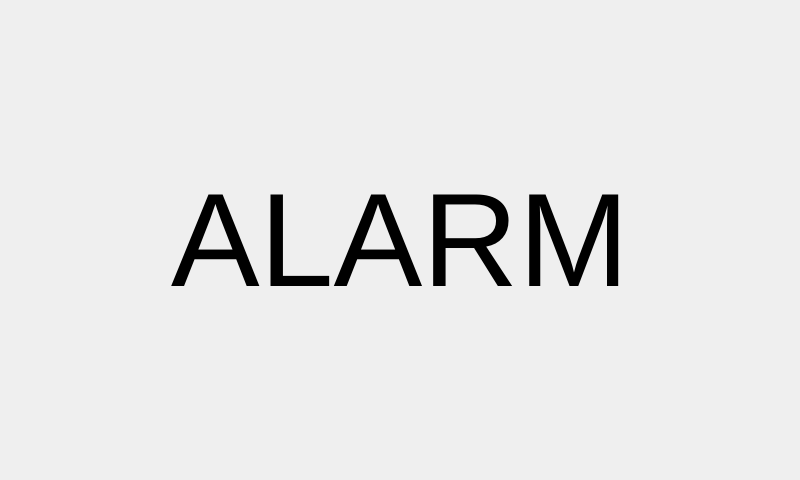
The window that src/App/PiClock/piclockapp.ui (jaa134/PiClock) describes before a commit, drawn with Qt 5.
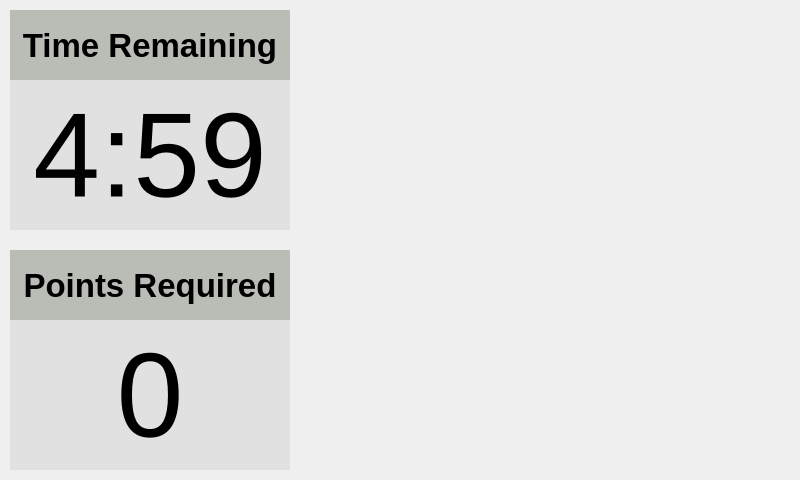
The same window after the commit. The open tabs and pages were chosen to show the change. Custom widgets are drawn as their Qt base class.

Commit message: gets initial game working (math game)

What changed in the file:
```diff
--- a/src/App/PiClock/piclockapp.ui
+++ b/src/App/PiClock/piclockapp.ui
@@ -796,22 +796,115 @@
      </widget>
     </widget>
     <widget class="QWidget" name="alarm">
-     <widget class="QLabel" name="label">
+     <widget class="QStackedWidget" name="games">
       <property name="geometry">
        <rect>
-        <x>0</x>
-        <y>0</y>
-        <width>800</width>
-        <height>480</height>
+        <x>300</x>
+        <y>70</y>
+        <width>500</width>
+        <height>410</height>
        </rect>
       </property>
+     </widget>
+     <widget class="QLabel" name="pointsRequiredLabel">
+      <property name="geometry">
+       <rect>
+        <x>10</x>
+        <y>250</y>
+        <width>280</width>
+        <height>70</height>
+       </rect>
+      </property>
       <property name="font">
        <font>
-        <pointsize>100</pointsize>
+        <pointsize>25</pointsize>
+        <weight>75</weight>
+        <bold>true</bold>
        </font>
       </property>
+      <property name="styleSheet">
+       <string notr="true">background-color: rgb(186, 189, 182);</string>
+      </property>
       <property name="text">
-       <string>ALARM</string>
+       <string>Points Required</string>
+      </property>
+      <property name="alignment">
+       <set>Qt::AlignCenter</set>
+      </property>
+     </widget>
+     <widget class="QLabel" name="currentPointsLabel">
+      <property name="geometry">
+       <rect>
+        <x>10</x>
+        <y>320</y>
+        <width>280</width>
+        <height>150</height>
+       </rect>
+      </property>
+      <property name="font">
+       <font>
+        <pointsize>90</pointsize>
+        <weight>50</weight>
+        <bold>false</bold>
+       </font>
+      </property>
+      <property name="styleSheet">
+       <string notr="true">background-color: rgb(225, 225, 225);</string>
+      </property>
+      <property name="text">
+       <string>0</string>
+      </property>
+      <property name="alignment">
+       <set>Qt::AlignCenter</set>
+      </property>
+     </widget>
+     <widget class="QLabel" name="timeRemainingLabel">
+      <property name="geometry">
+       <rect>
+        <x>10</x>
+        <y>10</y>
+        <width>280</width>
+        <height>70</height>
+       </rect>
+      </property>
+      <property name="font">
+       <font>
+        <pointsize>25</pointsize>
+        <weight>75</weight>
+        <bold>true</bold>
+       </font>
+      </property>
+      <property name="styleSheet">
+       <string notr="true">background-color: rgb(186, 189, 182);</string>
+      </property>
+      <property name="text">
+       <string>Time Remaining</string>
+      </property>
+      <property name="alignment">
+       <set>Qt::AlignCenter</set>
+      </property>
+     </widget>
+     <widget class="QLabel" name="currentTimeLabel">
+      <property name="geometry">
+       <rect>
+        <x>10</x>
+        <y>80</y>
+        <width>280</width>
+        <height>150</height>
+       </rect>
+      </property>
+      <property name="font">
+       <font>
+        <pointsize>90</pointsize>
+        <weight>50</weight>
+        <bold>false</bold>
+       </font>
+      </property>
+      <property name="styleSheet">
+       <string notr="true">background-color: rgb(225, 225, 225);</string>
+      </property>
+      <property name="text">
+       <string>4:59</string>
       </property>
       <property name="alignment">
        <set>Qt::AlignCenter</set>
```
Left out of the diff: 2 changed lines with no effect on the pictures. The commit also changes 16 other files.
